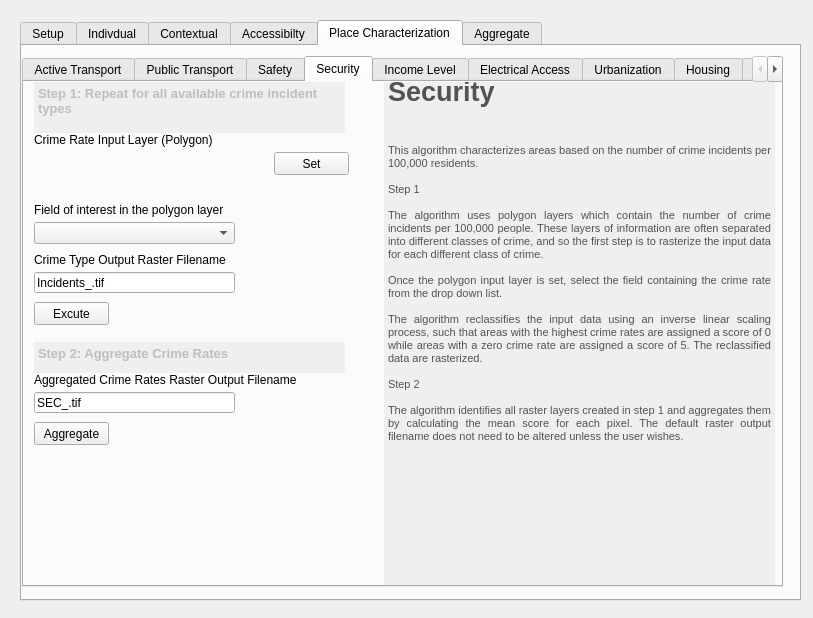
This is gender_indicator_tool/gender_indicator_tool_dialog_base.ui in worldbank/GEEST as Qt 5 draws it before an edit. The edited form follows.
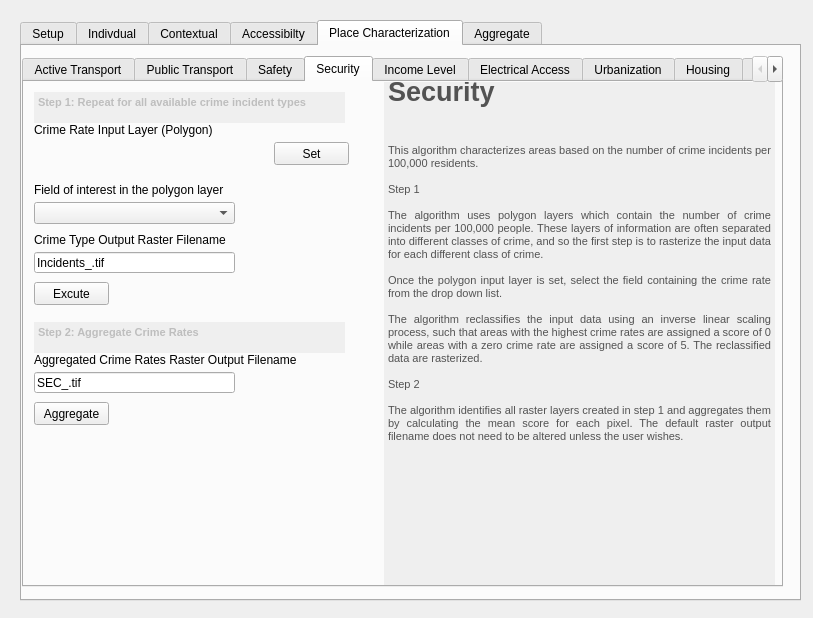
This is the edited form. The open tabs and pages were chosen to show the change. Custom widgets are drawn as their Qt base class.

Commit message: All factors tabs complete for all dimesnions.

Diff of the .ui file:
```diff
--- a/gender_indicator_tool/gender_indicator_tool_dialog_base.ui
+++ b/gender_indicator_tool/gender_indicator_tool_dialog_base.ui
@@ -3593,7 +3593,7 @@
        <property name="geometry">
         <rect>
          <x>10</x>
-         <y>70</y>
+         <y>60</y>
          <width>231</width>
          <height>31</height>
         </rect>
@@ -3606,7 +3606,7 @@
        <property name="geometry">
         <rect>
          <x>10</x>
-         <y>50</y>
+         <y>40</y>
          <width>201</width>
          <height>16</height>
         </rect>
@@ -3619,7 +3619,7 @@
        <property name="geometry">
         <rect>
          <x>10</x>
-         <y>190</y>
+         <y>170</y>
          <width>201</width>
          <height>21</height>
         </rect>
@@ -3638,7 +3638,7 @@
        <property name="geometry">
         <rect>
          <x>250</x>
-         <y>70</y>
+         <y>60</y>
          <width>75</width>
          <height>23</height>
         </rect>
@@ -3651,7 +3651,7 @@
        <property name="geometry">
         <rect>
          <x>10</x>
-         <y>170</y>
+         <y>150</y>
          <width>231</width>
          <height>16</height>
         </rect>
@@ -3664,7 +3664,7 @@
        <property name="geometry">
         <rect>
          <x>10</x>
-         <y>140</y>
+         <y>120</y>
          <width>201</width>
          <height>22</height>
         </rect>
@@ -3677,7 +3677,7 @@
        <property name="geometry">
         <rect>
          <x>10</x>
-         <y>120</y>
+         <y>100</y>
          <width>231</width>
          <height>16</height>
         </rect>
@@ -3690,7 +3690,7 @@
        <property name="geometry">
         <rect>
          <x>10</x>
-         <y>220</y>
+         <y>200</y>
          <width>75</width>
          <height>23</height>
         </rect>
@@ -3706,7 +3706,7 @@
        <property name="geometry">
         <rect>
          <x>10</x>
-         <y>310</y>
+         <y>290</y>
          <width>201</width>
          <height>21</height>
         </rect>
@@ -3725,7 +3725,7 @@
        <property name="geometry">
         <rect>
          <x>10</x>
-         <y>340</y>
+         <y>320</y>
          <width>75</width>
          <height>23</height>
         </rect>
@@ -3778,7 +3778,7 @@
        <property name="geometry">
         <rect>
          <x>10</x>
-         <y>290</y>
+         <y>270</y>
          <width>311</width>
          <height>16</height>
         </rect>
@@ -3794,9 +3794,9 @@
        <property name="geometry">
         <rect>
          <x>10</x>
-         <y>0</y>
+         <y>10</y>
          <width>311</width>
-         <height>51</height>
+         <height>31</height>
         </rect>
        </property>
        <property name="frameShape">
@@ -3807,7 +3807,7 @@
 &lt;html&gt;&lt;head&gt;&lt;meta name=&quot;qrichtext&quot; content=&quot;1&quot; /&gt;&lt;style type=&quot;text/css&quot;&gt;
 p, li { white-space: pre-wrap; }
 &lt;/style&gt;&lt;/head&gt;&lt;body style=&quot; font-family:'MS Shell Dlg 2'; font-size:8.25pt; font-weight:400; font-style:normal;&quot;&gt;
-&lt;p style=&quot; margin-top:0px; margin-bottom:0px; margin-left:0px; margin-right:0px; -qt-block-indent:0; text-indent:0px;&quot;&gt;&lt;span style=&quot; font-size:10pt; font-weight:600;&quot;&gt;Step 1: Repeat for all available crime incident types&lt;/span&gt;&lt;/p&gt;&lt;/body&gt;&lt;/html&gt;</string>
+&lt;p style=&quot; margin-top:0px; margin-bottom:0px; margin-left:0px; margin-right:0px; -qt-block-indent:0; text-indent:0px;&quot;&gt;&lt;span style=&quot; font-size:8pt; font-weight:600;&quot;&gt;Step 1: Repeat for all available crime incident types&lt;/span&gt;&lt;/p&gt;&lt;/body&gt;&lt;/html&gt;</string>
        </property>
       </widget>
       <widget class="QTextEdit" name="textEdit_38">
@@ -3817,7 +3817,7 @@
        <property name="geometry">
         <rect>
          <x>10</x>
-         <y>260</y>
+         <y>240</y>
          <width>311</width>
          <height>31</height>
         </rect>
@@ -3830,7 +3830,7 @@
 &lt;html&gt;&lt;head&gt;&lt;meta name=&quot;qrichtext&quot; content=&quot;1&quot; /&gt;&lt;style type=&quot;text/css&quot;&gt;
 p, li { white-space: pre-wrap; }
 &lt;/style&gt;&lt;/head&gt;&lt;body style=&quot; font-family:'MS Shell Dlg 2'; font-size:8.25pt; font-weight:400; font-style:normal;&quot;&gt;
-&lt;p style=&quot; margin-top:0px; margin-bottom:0px; margin-left:0px; margin-right:0px; -qt-block-indent:0; text-indent:0px;&quot;&gt;&lt;span style=&quot; font-size:10pt; font-weight:600;&quot;&gt;Step 2: Aggregate Crime Rates&lt;/span&gt;&lt;/p&gt;&lt;/body&gt;&lt;/html&gt;</string>
+&lt;p style=&quot; margin-top:0px; margin-bottom:0px; margin-left:0px; margin-right:0px; -qt-block-indent:0; text-indent:0px;&quot;&gt;&lt;span style=&quot; font-size:8pt; font-weight:600;&quot;&gt;Step 2: Aggregate Crime Rates&lt;/span&gt;&lt;/p&gt;&lt;/body&gt;&lt;/html&gt;</string>
        </property>
       </widget>
      </widget>
```
Left out of the diff: 105 changed lines with no effect on the pictures. The commit also changes 2 other files.
